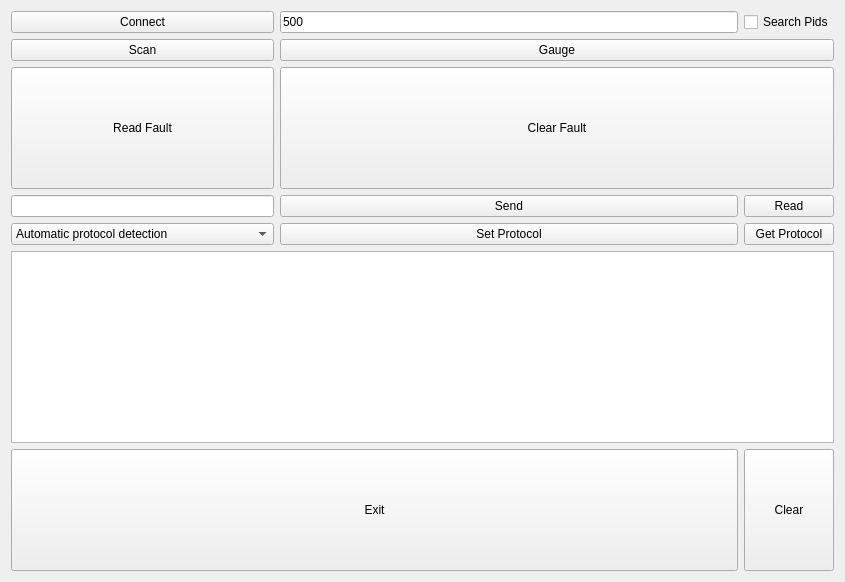
The window that mainwindow.ui (takyonxxx/Elm327_Wifi_Obd2_Qt_Project) describes before a commit, drawn with Qt 5.
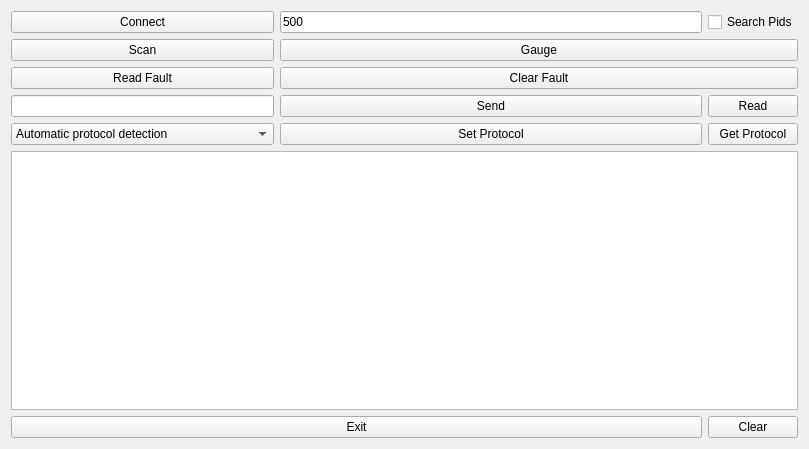
The same window after the commit.

Diff of the .ui file:
```diff
--- a/mainwindow.ui
+++ b/mainwindow.ui
@@ -6,8 +6,8 @@
    <rect>
     <x>0</x>
     <y>0</y>
-    <width>845</width>
-    <height>582</height>
+    <width>809</width>
+    <height>449</height>
    </rect>
   </property>
   <property name="sizePolicy">
@@ -33,12 +33,6 @@
        <layout class="QGridLayout" name="gridLayout_2">
         <item row="7" column="0">
          <widget class="QPushButton" name="pushReadFault">
-          <property name="sizePolicy">
-           <sizepolicy hsizetype="Preferred" vsizetype="Preferred">
-            <horstretch>0</horstretch>
-            <verstretch>0</verstretch>
-           </sizepolicy>
-          </property>
           <property name="minimumSize">
            <size>
             <width>0</width>
@@ -157,12 +151,6 @@
         </item>
         <item row="10" column="1">
          <widget class="QPushButton" name="pushSend">
-          <property name="sizePolicy">
-           <sizepolicy hsizetype="Preferred" vsizetype="Preferred">
-            <horstretch>0</horstretch>
-            <verstretch>0</verstretch>
-           </sizepolicy>
-          </property>
           <property name="maximumSize">
            <size>
             <width>16777215</width>
@@ -176,12 +164,6 @@
         </item>
         <item row="7" column="1" colspan="2">
          <widget class="QPushButton" name="pushClearFault">
-          <property name="sizePolicy">
-           <sizepolicy hsizetype="Preferred" vsizetype="Preferred">
-            <horstretch>0</horstretch>
-            <verstretch>0</verstretch>
-           </sizepolicy>
-          </property>
           <property name="text">
            <string>Clear Fault</string>
           </property>
@@ -189,12 +171,6 @@
         </item>
         <item row="12" column="2">
          <widget class="QPushButton" name="pushGetProtocol">
-          <property name="sizePolicy">
-           <sizepolicy hsizetype="Preferred" vsizetype="Preferred">
-            <horstretch>0</horstretch>
-            <verstretch>0</verstretch>
-           </sizepolicy>
-          </property>
           <property name="text">
            <string>Get Protocol</string>
           </property>
@@ -235,12 +211,6 @@
         </item>
         <item row="18" column="0" colspan="2">
          <widget class="QPushButton" name="pushExit">
-          <property name="sizePolicy">
-           <sizepolicy hsizetype="Preferred" vsizetype="Preferred">
-            <horstretch>0</horstretch>
-            <verstretch>0</verstretch>
-           </sizepolicy>
-          </property>
           <property name="maximumSize">
            <size>
             <width>16777215</width>
@@ -254,12 +224,6 @@
         </item>
         <item row="12" column="1">
          <widget class="QPushButton" name="pushSetProtocol">
-          <property name="sizePolicy">
-           <sizepolicy hsizetype="Preferred" vsizetype="Preferred">
-            <horstretch>0</horstretch>
-            <verstretch>0</verstretch>
-           </sizepolicy>
-          </property>
           <property name="text">
            <string>Set Protocol</string>
           </property>
@@ -267,12 +231,6 @@
         </item>
         <item row="18" column="2">
          <widget class="QPushButton" name="pushClear">
-          <property name="sizePolicy">
-           <sizepolicy hsizetype="Preferred" vsizetype="Preferred">
-            <horstretch>0</horstretch>
-            <verstretch>0</verstretch>
-           </sizepolicy>
-          </property>
           <property name="maximumSize">
            <size>
             <width>16777215</width>
```
Left out of the diff: 12 changed lines with no effect on the pictures.
